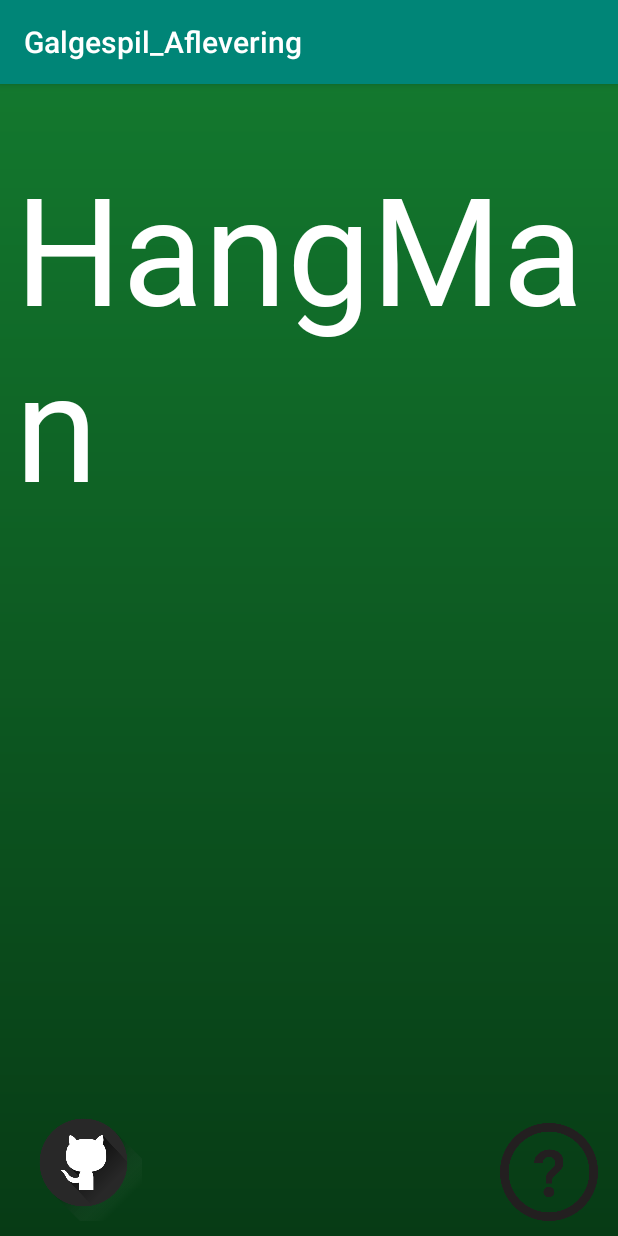
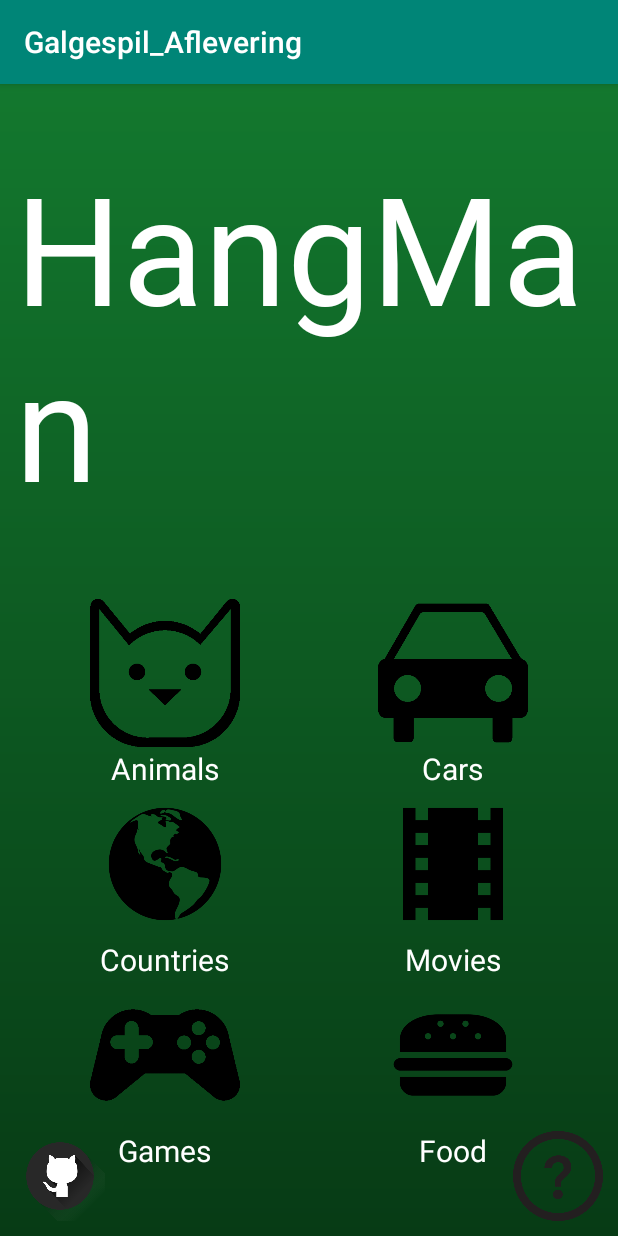
Before and after one commit to asamahayder/Galgespil_Aflevering, an Android app: the screen it shows after launch (MainActivity), on a phone screen of 412 x 824 dp. Run offline under Robolectric (Android 15) with nearby library versions, the phone set to English and light mode, and no system bars.

Commit message:
implementerede kategori-valg i stedet for valg af sværhedsgrad.

```diff
--- a/src/main/java/com/example/galgespil_aflevering/Gameactivity.java
+++ b/src/main/java/com/example/galgespil_aflevering/Gameactivity.java
@@ -102,15 +102,26 @@ public class Gameactivity extends AppCompatActivity implements View.OnClickListe
 
         gameMode = findViewById(R.id.chosenMode);
 
-        if (mode.equals("1")){
-            gameMode.setText(R.string.easy_mode);
-            new HentOrdFraArkTask(this, spil).execute("1");
-        }else if (mode.equals("2")){
-            gameMode.setText(R.string.standard_mode);
-            new HentOrdFraArkTask(this, spil).execute("2");
-        }else{
-            gameMode.setText(R.string.hard_mode);
-            new HentOrdFraArkTask(this, spil).execute("3");
+        if (mode.equals("animals")){
+            gameMode.setText(R.string.animals);
+            new HentOrdFraArkTask(this, spil).execute("animals");
+        }else if (mode.equals("cars")){
+            gameMode.setText(R.string.cars);
+            new HentOrdFraArkTask(this, spil).execute("cars");
+        }else if(mode.equals("countries")){
+            gameMode.setText(R.string.countries);
+            new HentOrdFraArkTask(this, spil).execute("countries");
+        }
+        else if(mode.equals("movies")){
+            gameMode.setText(R.string.movies);
+            new HentOrdFraArkTask(this, spil).execute("movies");
+        }
+        else if(mode.equals("games")){
+            gameMode.setText(R.string.games);
+            new HentOrdFraArkTask(this, spil).execute("games");
+        }else if(mode.equals("foods")){
+            gameMode.setText(R.string.food);
+            new HentOrdFraArkTask(this, spil).execute("foods");
         }
     }
 
--- a/src/main/java/com/example/galgespil_aflevering/MainActivity.java
+++ b/src/main/java/com/example/galgespil_aflevering/MainActivity.java
@@ -11,43 +11,65 @@ import android.widget.TextView;
 
 public class MainActivity extends AppCompatActivity implements View.OnClickListener {
 
-    TextView easyMode;
-    TextView standardMode;
-    TextView hardMode;
     ImageView gitHubImage;
     ImageView questionImage;
+    ImageView animalImage;
+    ImageView carImage;
+    ImageView countryImage;
+    ImageView movieImage;
+    ImageView gameImage;
+    ImageView foodImage;
 
     @Override
     protected void onCreate(Bundle savedInstanceState) {
         super.onCreate(savedInstanceState);
         setContentView(R.layout.activity_main);
 
-        easyMode = findViewById(R.id.easyMode);
-        standardMode = findViewById(R.id.standardMode);
-        hardMode = findViewById(R.id.hardMode);
+
         gitHubImage = findViewById(R.id.gitHubImage);
         questionImage = findViewById(R.id.questionImage);
+        animalImage = findViewById(R.id.animalImage);
+        carImage = findViewById(R.id.carImage);
+        countryImage = findViewById(R.id.countryImage);
+        movieImage = findViewById(R.id.movieImage);
+        gameImage = findViewById(R.id.gameImage);
+        foodImage = findViewById(R.id.foodImage);
 
-        easyMode.setOnClickListener(this);
-        standardMode.setOnClickListener(this);
-        hardMode.setOnClickListener(this);
         gitHubImage.setOnClickListener(this);
         questionImage.setOnClickListener(this);
+        animalImage.setOnClickListener(this);
+        carImage.setOnClickListener(this);
+        countryImage.setOnClickListener(this);
+        movieImage.setOnClickListener(this);
+        gameImage.setOnClickListener(this);
+        foodImage.setOnClickListener(this);
     }
 
     @Override
     public void onClick(View v) {
-        if (v == easyMode){
+        if (v == animalImage){
             Intent intent = new Intent(this, Gameactivity.class);
-            intent.putExtra("mode", "1");
+            intent.putExtra("mode", "animals");
             startActivity(intent);
-        }else if (v == standardMode){
+        }else if (v == carImage){
             Intent intent = new Intent(this, Gameactivity.class);
-            intent.putExtra("mode", "2");
+            intent.putExtra("mode", "cars");
             startActivity(intent);
-        }else if (v == hardMode){
+        }else if (v == countryImage){
             Intent intent = new Intent(this, Gameactivity.class);
-            intent.putExtra("mode", "3");
+            intent.putExtra("mode", "countries");
+            startActivity(intent);
+        }else if(v == movieImage){
+            Intent intent = new Intent(this, Gameactivity.class);
+            intent.putExtra("mode", "movies");
+            startActivity(intent);
+        }else if(v == gameImage){
+            Intent intent = new Intent(this, Gameactivity.class);
+            intent.putExtra("mode", "games");
+            startActivity(intent);
+        }else if(v == foodImage){
+            Intent intent = new Intent(this, Gameactivity.class);
+            intent.putExtra("mode", "foods");
             startActivity(intent);
         }else if (v == gitHubImage){
             Intent intent = new Intent(Intent.ACTION_VIEW, Uri.parse("https://github.com/asamahayder/Galgespil_Aflevering"));
--- a/src/main/res/layout/activity_main.xml
+++ b/src/main/res/layout/activity_main.xml
@@ -24,47 +24,127 @@
 
     <ImageView
         android:id="@+id/gitHubImage"
-        android:layout_width="91dp"
-        android:layout_height="78dp"
+        android:layout_width="60dp"
+        android:layout_height="60dp"
         app:layout_constraintBottom_toBottomOf="parent"
         app:layout_constraintStart_toStartOf="parent"
         app:srcCompat="@drawable/github" />
 
     <ImageView
         android:id="@+id/questionImage"
-        android:layout_width="72dp"
-        android:layout_height="65dp"
+        android:layout_width="60dp"
+        android:layout_height="60dp"
         app:layout_constraintBottom_toBottomOf="parent"
         app:layout_constraintEnd_toEndOf="parent"
         app:srcCompat="@drawable/question" />
 
     <LinearLayout
+        android:id="@+id/layout2"
         android:layout_width="wrap_content"
         android:layout_height="wrap_content"
+        android:layout_marginTop="50dp"
+        android:layout_marginEnd="50dp"
+        android:gravity="center"
         android:orientation="vertical"
-        app:layout_constraintBottom_toBottomOf="parent"
         app:layout_constraintEnd_toEndOf="parent"
+        app:layout_constraintTop_toBottomOf="@+id/title">
+
+        <ImageView
+            android:id="@+id/carImage"
+            android:layout_width="100dp"
+            android:layout_height="100dp"
+            app:srcCompat="@drawable/cars" />
+
+        <TextView
+            android:id="@+id/carText"
+            android:layout_width="wrap_content"
+            android:layout_height="wrap_content"
+            android:text="@string/cars"
+            android:textColor="@color/white"
+            android:textSize="20sp" />
+
+        <ImageView
+            android:id="@+id/movieImage"
+            android:layout_width="100dp"
+            android:layout_height="100dp"
+            app:srcCompat="@drawable/movies" />
+
+        <TextView
+            android:id="@+id/movieText"
+            android:layout_width="wrap_content"
+            android:layout_height="wrap_content"
+            android:text="@string/movies"
+            android:textColor="@color/white"
+            android:textSize="20sp" />
+
+        <ImageView
+            android:id="@+id/foodImage"
+            android:layout_width="100dp"
+            android:layout_height="100dp"
+            app:srcCompat="@drawable/food" />
+
+        <TextView
+            android:id="@+id/foodText"
+            android:layout_width="wrap_content"
+            android:layout_height="wrap_content"
+            android:text="@string/food"
+            android:textColor="@color/white"
+            android:textSize="20sp" />
+    </LinearLayout>
+
+    <LinearLayout
+        android:id="@+id/layout1"
+        android:layout_width="wrap_content"
+        android:layout_height="wrap_content"
+        android:layout_marginStart="50dp"
+        android:layout_marginTop="50dp"
+        android:gravity="center"
+        android:orientation="vertical"
         app:layout_constraintStart_toStartOf="parent"
-        app:layout_constraintTop_toTopOf="parent">
+        app:layout_constraintTop_toBottomOf="@+id/title">
 
-        <LinearLayout
-            android:layout_width="match_parent"
-            android:layout_height="match_parent"
-            android:orientation="horizontal"></LinearLayout>
+        <ImageView
+            android:id="@+id/animalImage"
+            android:layout_width="100dp"
+            android:layout_height="100dp"
+            app:srcCompat="@drawable/animals" />
 
-        <LinearLayout
-            android:layout_width="match_parent"
-            android:layout_height="match_parent"
-            android:orientation="horizontal">
+        <TextView
+            android:id="@+id/animalText"
+            android:layout_width="wrap_content"
+            android:layout_height="wrap_content"
+            android:text="@string/animals"
+            android:textColor="@color/white"
+            android:textSize="20sp" />
 
-        </LinearLayout>
+        <ImageView
+            android:id="@+id/countryImage"
+            android:layout_width="100dp"
+            android:layout_height="100dp"
+            app:srcCompat="@drawable/countries" />
 
-        <LinearLayout
-            android:layout_width="match_parent"
-            android:layout_height="match_parent"
-            android:orientation="horizontal">
+        <TextView
+            android:id="@+id/countryText"
+            android:layout_width="wrap_content"
+            android:layout_height="wrap_content"
+            android:text="@string/countries"
+            android:textColor="@color/white"
+            android:textSize="20sp" />
 
-        </LinearLayout>
+        <ImageView
+            android:id="@+id/gameImage"
+            android:layout_width="100dp"
+            android:layout_height="100dp"
+            app:srcCompat="@drawable/games" />
+
+        <TextView
+            android:id="@+id/gameText"
+            android:layout_width="wrap_content"
+            android:layout_height="wrap_content"
+            android:text="@string/games"
+            android:textColor="@color/white"
+            android:textSize="20sp" />
+
     </LinearLayout>
 
 </androidx.constraintlayout.widget.ConstraintLayout>
--- a/src/main/res/values/strings.xml
+++ b/src/main/res/values/strings.xml
@@ -16,6 +16,11 @@
     <string name="DevName">Asama Hayder s185099</string>
     <string name="course">created for the course: 62550 - fall 2019 on DTU</string>
     <string name="goBack"> Return</string>
-
+    <string name="animals">Animals</string>
+    <string name="cars">Cars</string>
+    <string name="countries">Countries</string>
+    <string name="movies">Movies</string>
+    <string name="games">Games</string>
+    <string name="food">Food</string>
 
 </resources>
```
Also changed, not shown: src/main/res/drawable/animals.png (added), src/main/res/drawable/cars.png (added), src/main/res/drawable/countries.png (added), src/main/res/drawable/food.png (added), src/main/res/drawable/games.png (added), src/main/res/drawable/movies.png (added).
